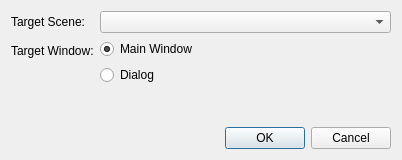
Above: src/pythonGui/karabo_gui/dialogs/scenelink.ui from European-XFEL/Karabo before the change. Below: the same form after it.
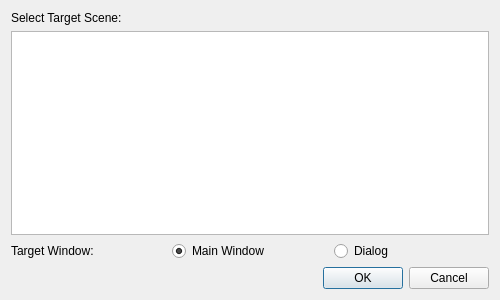
That is the form after the change.

Commit message: Use list widget to show possible scenes to select from for scene link

```diff
--- a/src/pythonGui/karabo_gui/dialogs/scenelink.ui
+++ b/src/pythonGui/karabo_gui/dialogs/scenelink.ui
@@ -6,8 +6,8 @@
    <rect>
     <x>0</x>
     <y>0</y>
-    <width>402</width>
-    <height>160</height>
+    <width>500</width>
+    <height>300</height>
    </rect>
   </property>
   <property name="windowTitle">
@@ -15,29 +15,24 @@
   </property>
   <layout class="QVBoxLayout" name="verticalLayout">
    <item>
-    <layout class="QFormLayout" name="formLayout">
-     <property name="fieldGrowthPolicy">
-      <enum>QFormLayout::AllNonFixedFieldsGrow</enum>
-     </property>
-     <item row="0" column="0">
       <widget class="QLabel" name="sceneSelectLabel">
        <property name="text">
-        <string>Target Scene:</string>
+      <string>Select Target Scene:</string>
        </property>
       </widget>
      </item>
-     <item row="0" column="1">
-      <widget class="QComboBox" name="sceneSelectCombo" />
-     </item>
-     <item row="2" column="0">
+   <item>
+    <widget class="QListWidget" name="lwScenes"/>
+   </item>
+   <item>
+    <layout class="QHBoxLayout" name="horizontalLayout">
+     <item>
       <widget class="QLabel" name="windowSelectLabel">
        <property name="text">
         <string>Target Window:</string>
        </property>
       </widget>
      </item>
-     <item row="2" column="1">
-      <layout class="QVBoxLayout" name="radioLayout">
        <item>
         <widget class="QRadioButton" name="mainRadio">
          <property name="text">
@@ -54,8 +49,6 @@
           <string>Dialog</string>
          </property>
         </widget>
-       </item>
-      </layout>
      </item>
     </layout>
    </item>
```
Left out of the diff: 8 changed lines with no effect on the pictures. Lines whose indentation alone changed are shown as unchanged. The commit also changes 1 other file.
